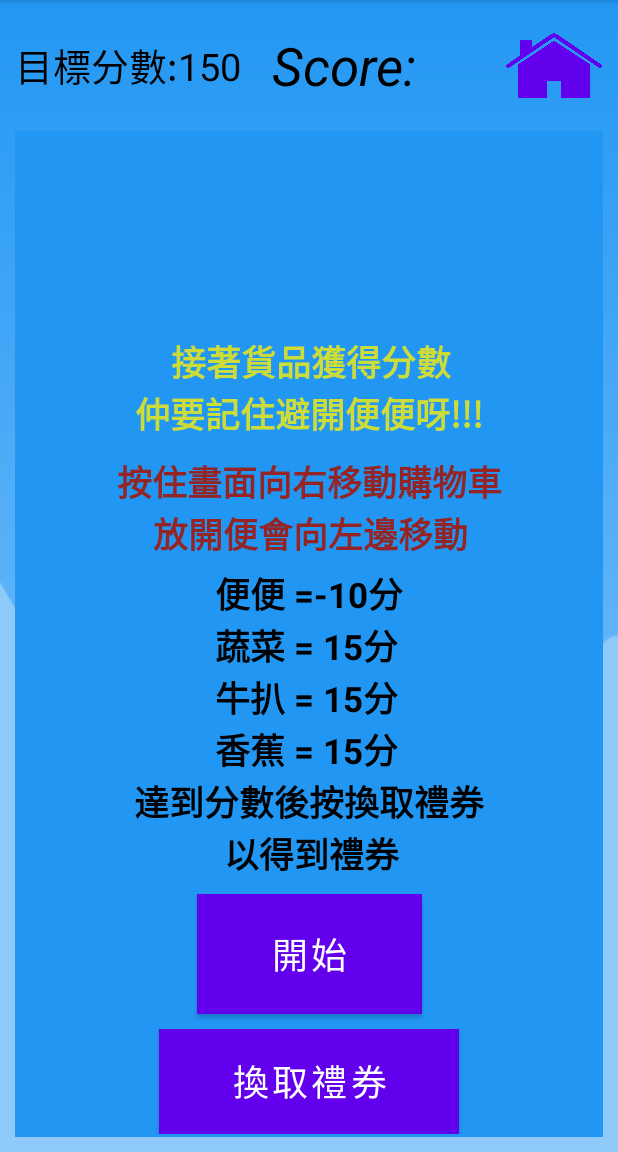
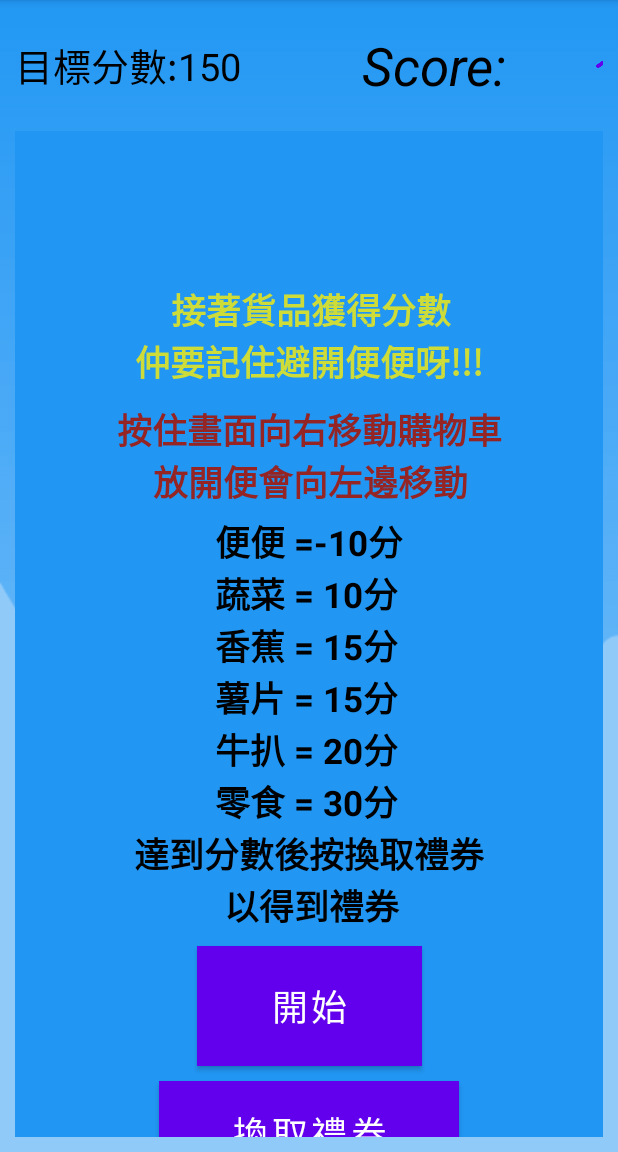
Before and after one commit to hercules2123/SEHH3140, an Android app: the screen it shows after launch (MainActivity), on a phone screen of 412 x 824 dp, the part 84-1236 px from its top. Run offline under Robolectric (Android 15) with nearby library versions, the phone set to English and light mode, and no system bars.

Commit message:
gameUpdate10

```diff
--- a/app/src/main/res/layout/activity_main.xml
+++ b/app/src/main/res/layout/activity_main.xml
@@ -28,7 +28,7 @@
             android:layout_width="wrap_content"
             android:layout_height="wrap_content"
             android:layout_gravity="center"
-            android:layout_marginLeft="20dp"
+            android:layout_marginLeft="80dp"
             android:layout_marginTop="10dp"
             android:layout_marginBottom="10dp"
             android:gravity="center"
@@ -156,7 +156,7 @@
                 <TextView
                     android:layout_width="wrap_content"
                     android:layout_height="wrap_content"
-                    android:text="         便便 =-10分\n         蔬菜 = 15分\n         牛扒 = 15分\n         香蕉 = 15分\n達到分數後按換取禮券\n          以得到禮券"
+                    android:text="         便便 =-10分\n         蔬菜 = 10分\n         香蕉 = 15分\n         薯片 = 15分\n         牛扒 = 20分\n         零食 = 30分\n達到分數後按換取禮券\n          以得到禮券"
                     android:id="@+id/highScoreLabel"
                     android:layout_gravity="center"
                     android:textSize="23sp"
```
